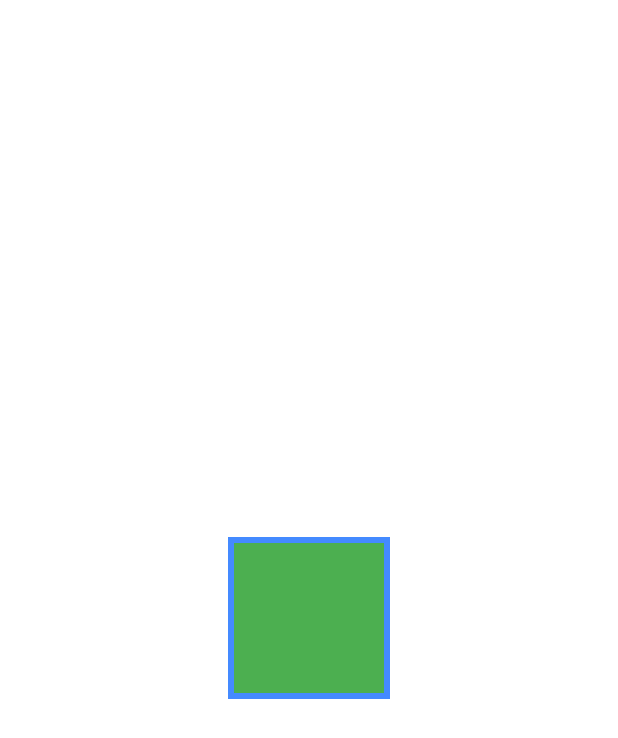
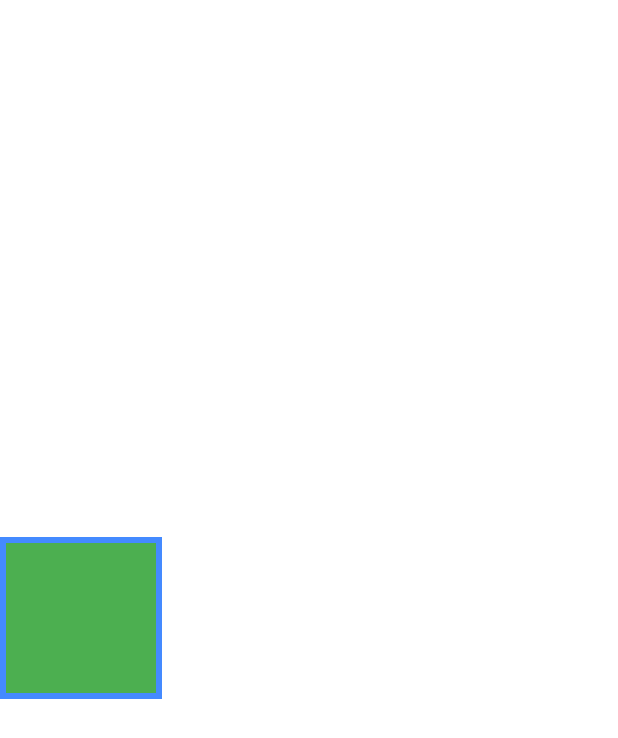
Before and after one commit to radenadhyaksa/Layout-Constraints, a Flutter app: the screen it shows after launch, on a phone screen of 412 x 824 dp. Shown: the top 738 px of the screen. Run offline on Flutter 3.47's test engine with Material 2 defaults, Android fonts, the light colour scheme and no system bars.

Commit message:
update commit layout contraints

```diff
--- a/lib/main.dart
+++ b/lib/main.dart
@@ -7,7 +7,9 @@ void main() {
 class MyApp extends StatelessWidget {
   @override
   Widget build(BuildContext context) {
-    return Center(
+    return Row(
+      children: [
+        Center(
           child: Container(
             color: Colors.blueAccent,
             padding: const EdgeInsets.all(4.0),
@@ -17,6 +19,8 @@ class MyApp extends StatelessWidget {
               height: 100,
             ),
           ),
+        ),
+      ],
     );
   }
 }
```
Lines whose indentation alone changed are shown as unchanged.
